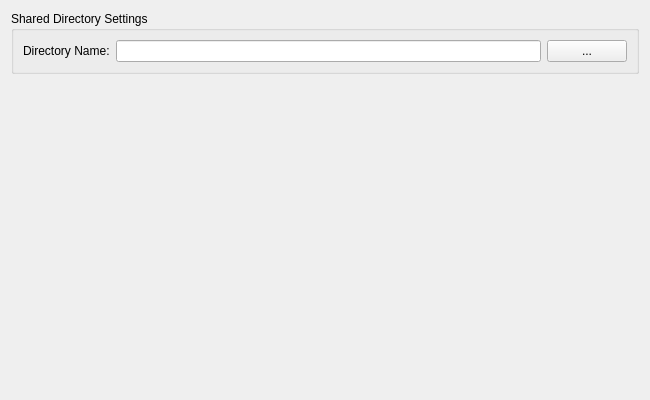
Qt form Helpviewer/Sync/SyncDirectorySettingsPage.ui (testmana2/test) before a commit.
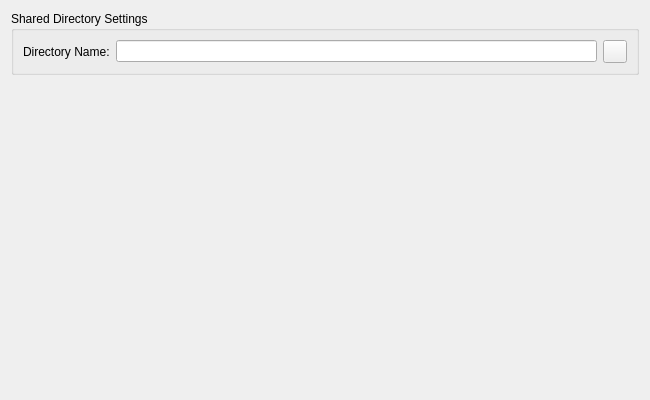
The same form after that commit.

Commit message: Changed all the file or directory selection buttons to QToolButton and gave them an icon.

What changed in the file:
```diff
--- a/Helpviewer/Sync/SyncDirectorySettingsPage.ui
+++ b/Helpviewer/Sync/SyncDirectorySettingsPage.ui
@@ -41,13 +41,10 @@
        </widget>
       </item>
       <item>
-       <widget class="QPushButton" name="directoryButton">
+       <widget class="QToolButton" name="directoryButton">
         <property name="toolTip">
          <string>Select the shared directory via a directory selection dialog</string>
         </property>
-        <property name="text">
-         <string>...</string>
-        </property>
        </widget>
       </item>
      </layout>
```
The commit also changes 127 other files.
